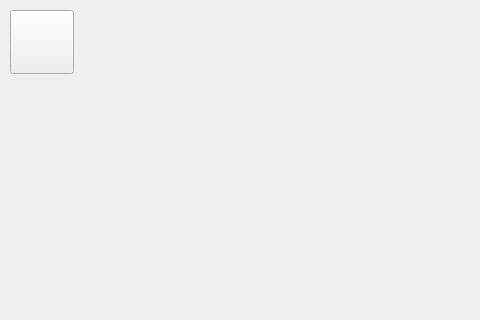
UofU-CS3505/cs3505-assignment9-the_tigers, file MorseCodeLearner/practicewindow.ui: the form before one commit; both pictures show x 0 to 480 and y 0 to 320 of the 1280 by 720 pixel window.
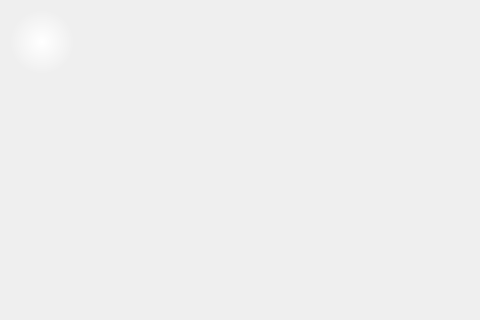
The form after the commit.

Commit message: Added skeleton lesson select window

The edit to the form file:
```diff
--- a/MorseCodeLearner/practicewindow.ui
+++ b/MorseCodeLearner/practicewindow.ui
@@ -22,6 +22,14 @@
      <height>64</height>
     </rect>
    </property>
+   <property name="cursor">
+    <cursorShape>PointingHandCursor</cursorShape>
+   </property>
+   <property name="styleSheet">
+    <string notr="true">border: none;
+background-color: transparent;
+background: qradialgradient(spread:pad, cx:0.5, cy:0.5, radius:0.5, fx:0.5, fy:0.5, stop:0 rgba(255, 255, 255, 255), stop:1 rgba(255, 255, 255, 0));</string>
+   </property>
    <property name="text">
     <string/>
    </property>
```
The commit also changes 2 other files.
